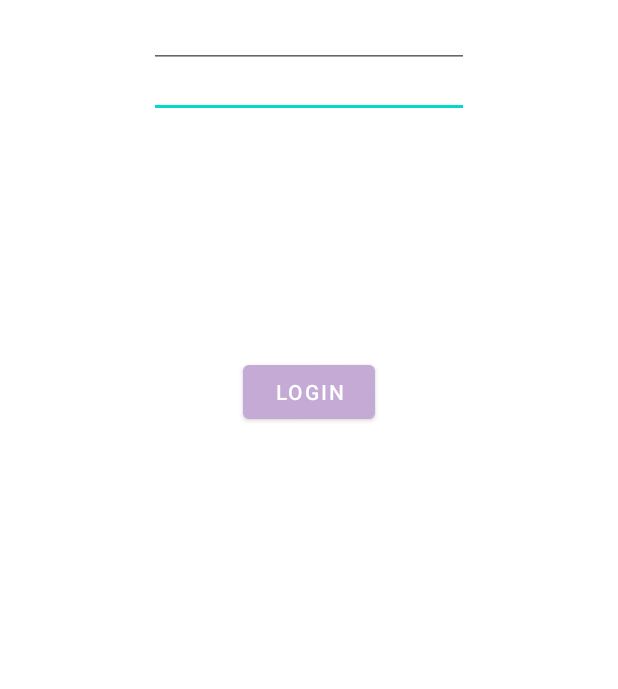
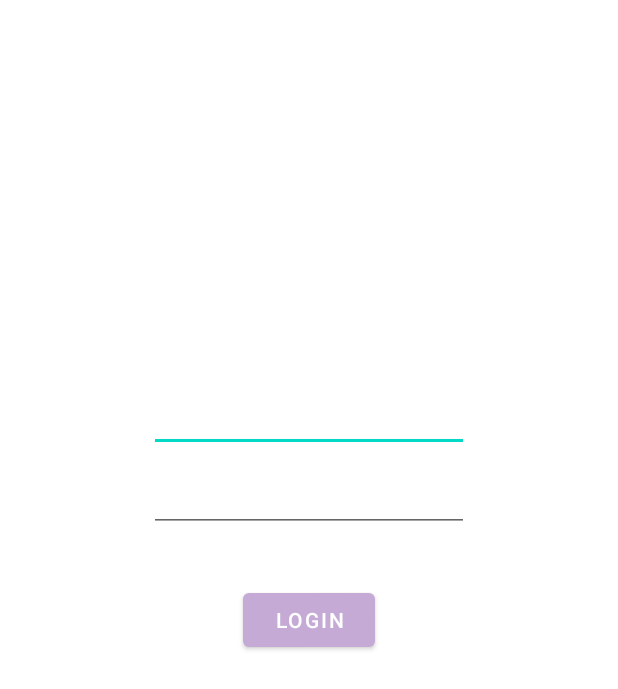
Before and after one commit to rommignoatto/parcial-1-am-acn4a-gnoatto-irisarri, an Android app: the LoginActivity screen opened directly, with no data from a screen before it, on a phone screen of 412 x 824 dp. Shown: the top 689 px of the screen. Run offline under Robolectric (Android 15) with nearby library versions, the phone set to English and light mode, and no system bars; our stand-ins replace Firebase (no records; nobody signed in at launch, a user with empty details on screens opened directly); network calls fail.

Commit message:
Actualizo estilo de login

```diff
--- a/app/src/main/java/com/example/myapplicationwardieretravel/LoginActivity.java
+++ b/app/src/main/java/com/example/myapplicationwardieretravel/LoginActivity.java
@@ -24,6 +24,8 @@ public class LoginActivity<EmailPasswordActivity> extends AppCompatActivity {
         Log.i( "firebase",  "email:" + email);
         Log.i("firebase",  "password:" + password);
 
+
+
         mAuth.signInWithEmailAndPassword(email, password)
                 .addOnCompleteListener(new OnCompleteListener<AuthResult>() {
                     @Override
@@ -48,7 +50,7 @@ public class LoginActivity<EmailPasswordActivity> extends AppCompatActivity {
 
         String email = emailInput.getText().toString();
         String password = passInput.getText().toString();
-        this.login("hola@romina.io", "prueba123");
+        this.login(email, password);
 
     }
     @Override
@@ -57,4 +59,6 @@ public class LoginActivity<EmailPasswordActivity> extends AppCompatActivity {
         setContentView(R.layout.activity_login);
         mAuth = FirebaseAuth.getInstance();
     }
+
+
 }
--- a/app/src/main/res/layout/activity_login.xml
+++ b/app/src/main/res/layout/activity_login.xml
@@ -4,13 +4,14 @@
     xmlns:tools="http://schemas.android.com/tools"
     android:layout_width="match_parent"
     android:layout_height="match_parent"
+    android:layout_gravity="center"
     tools:context=".Login">
 
     <EditText
         android:id="@+id/Email"
         android:layout_width="wrap_content"
         android:layout_height="wrap_content"
-        android:layout_marginTop="128dp"
+        android:layout_marginTop="256dp"
         android:layout_marginBottom="16dp"
         android:ems="10"
         android:inputType="textEmailAddress"
@@ -23,11 +24,12 @@
         android:id="@+id/Password"
         android:layout_width="wrap_content"
         android:layout_height="wrap_content"
+        android:layout_marginTop="8dp"
         android:ems="10"
         android:inputType="textPassword"
         app:layout_constraintEnd_toEndOf="parent"
         app:layout_constraintStart_toStartOf="parent"
-        tools:layout_editor_absoluteY="226dp" />
+        app:layout_constraintTop_toBottomOf="@+id/Email" />
 
     <Button
         android:id="@+id/loginButton"
@@ -41,6 +43,9 @@
         android:text="Login"
         app:layout_constraintBottom_toBottomOf="parent"
         app:layout_constraintEnd_toEndOf="parent"
+        app:layout_constraintHorizontal_bias="0.6"
         app:layout_constraintStart_toStartOf="parent"
-        app:layout_constraintTop_toBottomOf="@+id/Password" />
+        app:layout_constraintTop_toBottomOf="@+id/Password"
+        app:layout_constraintVertical_bias="0.116" />
+
 </androidx.constraintlayout.widget.ConstraintLayout>
```
Also changed, not shown: app/src/main/res/layout/activity_main.xml (+40 -32 lines).
